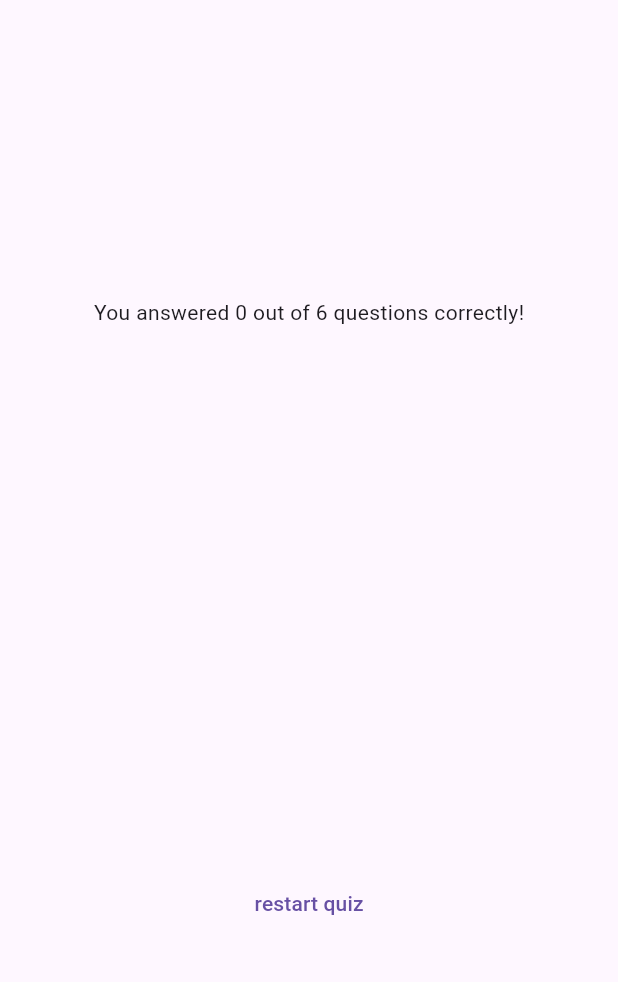
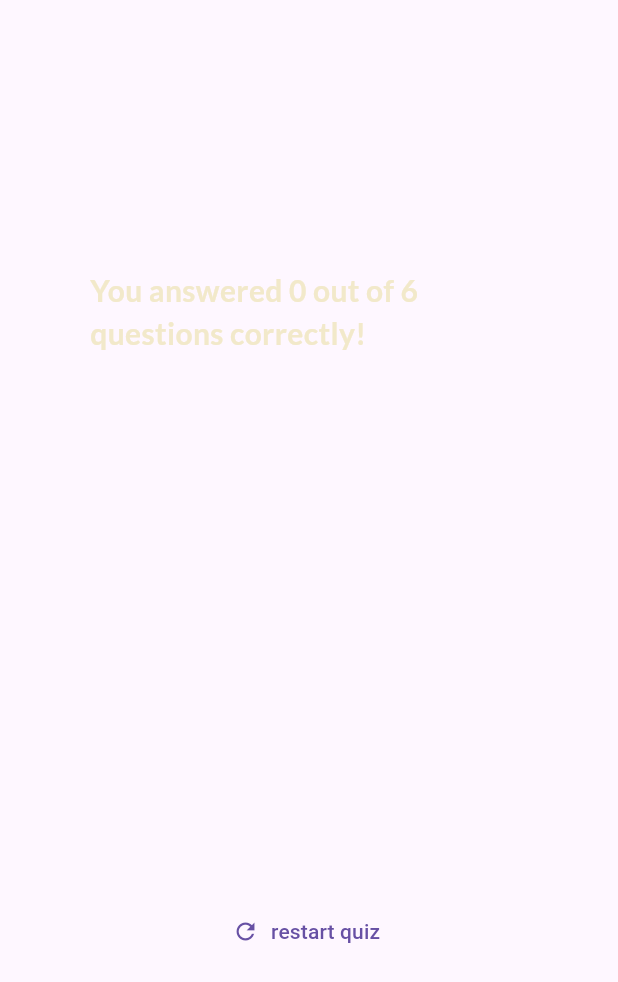
Before and after one commit to Bardatsky/quizz_app2, a Flutter app: the ResultsScreen widget shown alone on an empty page, opened directly with empty values, on a phone screen of 412 x 824 dp. Shown: the top 982 px of the screen. Run offline on Flutter 3.47's test engine with Material 3 defaults, Android fonts, the phone set to English and light mode, and no system bars; our stand-ins replace google_fonts.

Commit message:
implemented restart quiz function, improoved UI of results screen

```diff
--- a/lib/results_screen.dart
+++ b/lib/results_screen.dart
@@ -1,16 +1,17 @@
 import 'package:flutter/material.dart';
 import 'package:quizz_app2/data/questions.dart';
 import 'package:quizz_app2/questions_summary.dart';
+import 'package:google_fonts/google_fonts.dart';
 
 class ResultsScreen extends StatelessWidget {
-  const ResultsScreen({super.key, required this.chosenAnswers});
+  const ResultsScreen({super.key, required this.chosenAnswers, required this.onRestart,});
 
   final List<String> chosenAnswers;
-
-  List<Map<String, Object>> getSummaryData(){
+  final Function() onRestart;
+  List<Map<String, Object>> getSummaryData() {
     final List<Map<String, Object>> summary = [];
 
-    for (var i = 0; i < chosenAnswers.length; i++){
+    for (var i = 0; i < chosenAnswers.length; i++) {
       summary.add({
         'question_index': i,
         'question': questions[i].text,
@@ -26,7 +27,7 @@ class ResultsScreen extends StatelessWidget {
   Widget build(BuildContext context) {
     final summaryData = getSummaryData();
     final numTotalQuestions = questions.length;
-    final numCorrectAnswers = summaryData.where((data){
+    final numCorrectAnswers = summaryData.where((data) {
       return data['user_answer'] == data['correct_answers'];
     }).length;
 
@@ -37,7 +38,14 @@ class ResultsScreen extends StatelessWidget {
         child: Column(
           mainAxisAlignment: MainAxisAlignment.center,
           children: [
-            Text('You answered $numCorrectAnswers out of $numTotalQuestions questions correctly!'),
+            Text(
+              'You answered $numCorrectAnswers out of $numTotalQuestions questions correctly!',
+              style: GoogleFonts.lato(
+                color: const Color.fromARGB(255, 242, 233, 202),
+                fontSize: 20,
+                fontWeight: FontWeight.bold,
+              ),
+            ),
             const SizedBox(
               height: 30,
             ),
@@ -45,10 +53,20 @@ class ResultsScreen extends StatelessWidget {
             const SizedBox(
               height: 30,
             ),
-            TextButton(
-              onPressed: (){},
-              child: const Text('restart quiz'),
-            )
+            TextButton.icon(
+              icon: const Icon(Icons.refresh),
+              onPressed: onRestart,
+              label: const Text(
+                'restart quiz',
+                //style: TextStyle(
+                  //GoogleFonts.lato(
+                    //color: const Color.fromARGB(255, 242, 233, 202),
+                    //fontSize: 20,
+                    //fontWeight: FontWeight.bold,
+                 // ),
+                ),
+              ),
+           // )
           ],
         ),
       ),
--- a/lib/start_screen.dart
+++ b/lib/start_screen.dart
@@ -1,5 +1,6 @@
 import 'package:flutter/material.dart';
 import 'package:google_fonts/google_fonts.dart';
+
 class StartScreen extends StatelessWidget {
   const StartScreen(this.startQuiz,{super.key});
 
```
Also changed, not shown: lib/questions_summary.dart (+68 -19 lines), lib/quiz.dart (+14 -4 lines).
